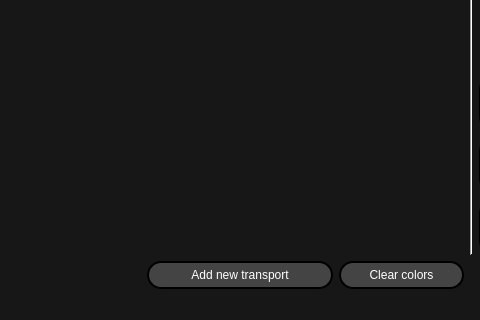
This is mainwindow.ui in styanr/term-task as Qt 5 draws it before an edit; both pictures show x 330 to 810 and y 311 to 631 of the 1026 by 631 pixel window. The edited form follows.
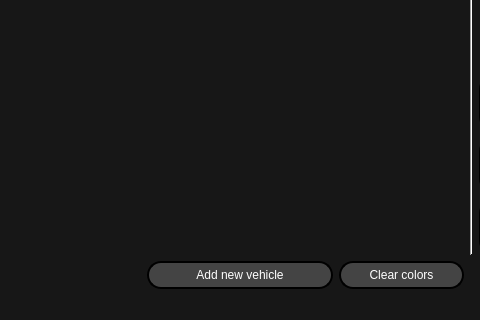
This is the edited form. Icons and pictures are not drawn.

Commit message: renamed add item button and add item window title

The edit to the form file:
```diff
--- a/mainwindow.ui
+++ b/mainwindow.ui
@@ -440,7 +440,7 @@
            <string notr="true"/>
           </property>
           <property name="text">
-           <string>Add new transport</string>
+           <string>Add new vehicle</string>
           </property>
          </widget>
         </item>
```
The commit also changes 1 other file.
